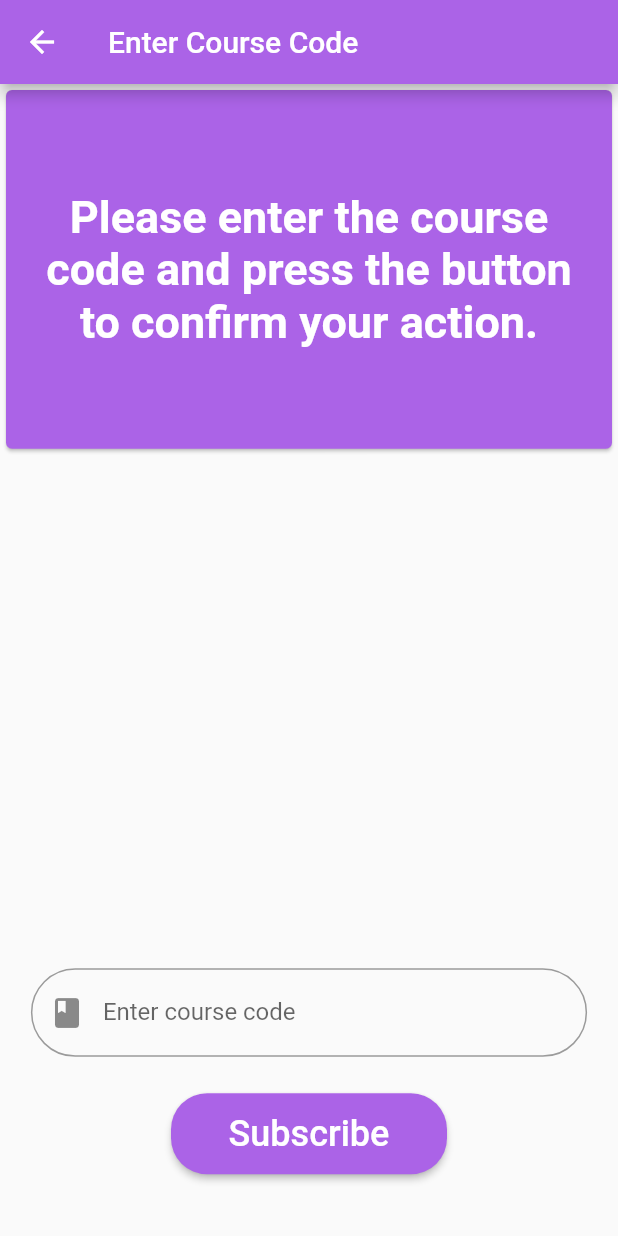
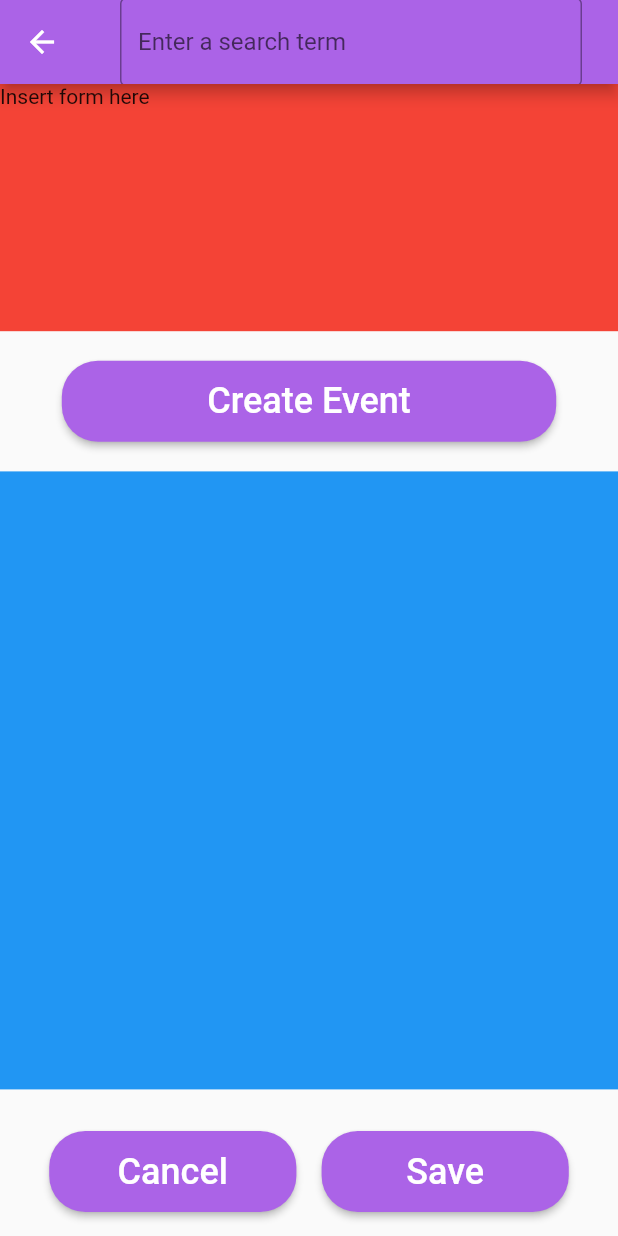
Before and after one commit to EarthLight72100/Jeson-Repository, a Flutter app: the HomeScreen screen opened by its route, after a tap on the "add" icon, on a phone screen of 412 x 824 dp. Run offline on Flutter 3.47's test engine with Material 2 defaults, Android fonts, the light colour scheme and no system bars; our stand-ins replace firebase_auth, firebase_core, firebase_database, font_awesome_flutter, table_calendar; accounts and stored records are empty.

Commit message:
Work for 4/6/23
Edit page; home page

```diff
--- /dev/null
+++ b/jeson-new-app-main/lib/Instructor Screens/edit_screen.dart
@@ -0,0 +1,117 @@
+import 'package:flutter/material.dart';
+import 'package:jeson_flutter_app/size_config.dart';
+
+class EditScreen extends StatelessWidget {
+  const EditScreen({super.key});
+
+  @override
+  Widget build(BuildContext context) {
+    return Scaffold(
+        appBar: AppBar(
+            title: const Padding(
+          padding: EdgeInsets.symmetric(horizontal: 8, vertical: 16),
+          child: TextField(
+            decoration: InputDecoration(
+              border: OutlineInputBorder(),
+              hintText: 'Enter a search term',
+            ),
+          ),
+        ),
+        ),
+        body: Column(
+            mainAxisAlignment: MainAxisAlignment.spaceBetween,
+            children: [
+                Container(
+                    color: Colors.red,
+                    height: SizeConfig.blockSizeVertical! * 20,
+                    width: SizeConfig.blockSizeHorizontal! * 100,
+                    child: Text("Insert form here"),
+                ),
+                Padding(
+                  padding: const EdgeInsets.all(8.0),
+                  child: SizedBox(
+                      height: 54,
+                      width: SizeConfig.blockSizeHorizontal! * 80,
+                      child: ElevatedButton(
+                          onPressed: () {},
+                          style: ElevatedButton.styleFrom(
+                              backgroundColor: const Color(0xFFAB63E7),
+                              shape: const RoundedRectangleBorder(
+                                  borderRadius: BorderRadius.all(Radius.circular(24.0)))),
+                          child: const Text(
+                          'Create Event',
+                          style: TextStyle(fontSize: 24),
+                          ),
+                      ),
+                  ),
+                ),
+                Container(
+                    color: Colors.blue,
+                    height: SizeConfig.blockSizeVertical! * 50,
+                  child: ListView(
+                      padding: const EdgeInsets.only(
+                          left: 20, right: 20, top: 10, bottom: 10),
+                      scrollDirection: Axis.vertical,
+                      children: [],
+                  ),
+                ),
+                Padding(
+                  padding: const EdgeInsets.all(16.0),
+                  child: Row(
+                      mainAxisAlignment: MainAxisAlignment.spaceEvenly,
+                      crossAxisAlignment: CrossAxisAlignment.center,
+                      children: [
+                          SizedBox(
+                              height: 54,
+                              width: SizeConfig.blockSizeHorizontal! * 40,
+                              child: ElevatedButton(
+                                  onPressed: () {},
+                                  style: ElevatedButton.styleFrom(
+                                      backgroundColor: const Color(0xFFAB63E7),
+                                      shape: const RoundedRectangleBorder(
+                                          borderRadius: BorderRadius.all(Radius.circular(24.0)))),
+                                  child: const Text(
+                                  'Cancel',
+                                  style: TextStyle(fontSize: 24),
+                                  ),
+                              ),
+                          ),
+                          SizedBox(
+                              height: 54,
+                              width: SizeConfig.blockSizeHorizontal! * 40,
+                              child: ElevatedButton(
+                                  onPressed: () {},
+                                  style: ElevatedButton.styleFrom(
+                                      backgroundColor: const Color(0xFFAB63E7),
+                                      shape: const RoundedRectangleBorder(
+                                          borderRadius: BorderRadius.all(Radius.circular(24.0)))),
+                                  child: const Text(
+                                  'Save',
+                                  style: TextStyle(fontSize: 24),
+                                  ),
+                              ),
+                          ),
+                      ],
+                  ),
+                )
+
+
+            ],
+        ),
+    );
+  }
+}
+
+class CourseForm extends StatefulWidget {
+  const CourseForm({super.key});
+
+  @override
+  State<CourseForm> createState() => _CourseFormState();
+}
+
+class _CourseFormState extends State<CourseForm> {
+  @override
+  Widget build(BuildContext context) {
+    return const Placeholder();
+  }
+}
--- a/jeson-new-app-main/lib/authentication.dart
+++ b/jeson-new-app-main/lib/authentication.dart
@@ -21,7 +21,7 @@ class AuthenticationHelper {
         password: password,
       );
       DatabaseReference mDatabase = FirebaseDatabase.instance.ref();
-      mDatabase.child(user.uid).update({"accountType": "Student"});
+      mDatabase.child(user.uid).update({"accountType": accountType});
       //  mDatabase.child("users").child(user.uid).set("hello world");
       return null;
     } on FirebaseAuthException catch (e) {
--- a/jeson-new-app-main/lib/routes.dart
+++ b/jeson-new-app-main/lib/routes.dart
@@ -2,6 +2,7 @@ import 'login.dart';
 import 'signup.dart';
 import 'checker.dart';
 import 'package:jeson_flutter_app/Student Screens/add_course.dart';
+import 'package:jeson_flutter_app/Instructor Screens/edit_screen.dart';
 import 'home.dart';
 import 'initialization.dart';
 import 'settings.dart';
@@ -14,4 +15,5 @@ var routeHolder = {
   '/homescreen': (context) => const HomeScreen(credential: null),
   '/initScreen': (context) => InitializationScreen(),
   '/settings': (context) => const SettingsScreen(),
+  '/editScreen': (context) => const EditScreen(),
 };
--- a/jeson-new-app-main/lib/singleton.dart
+++ b/jeson-new-app-main/lib/singleton.dart
@@ -12,6 +12,6 @@ class Singleton {
   }
 
   DataSnapshot? userData;
-  String accountType = "Student";
+  String accountType = "";
   String status = "viewing";
 }
```
Also changed, not shown: jeson-new-app-main/lib/home.dart (+49 -17 lines).
